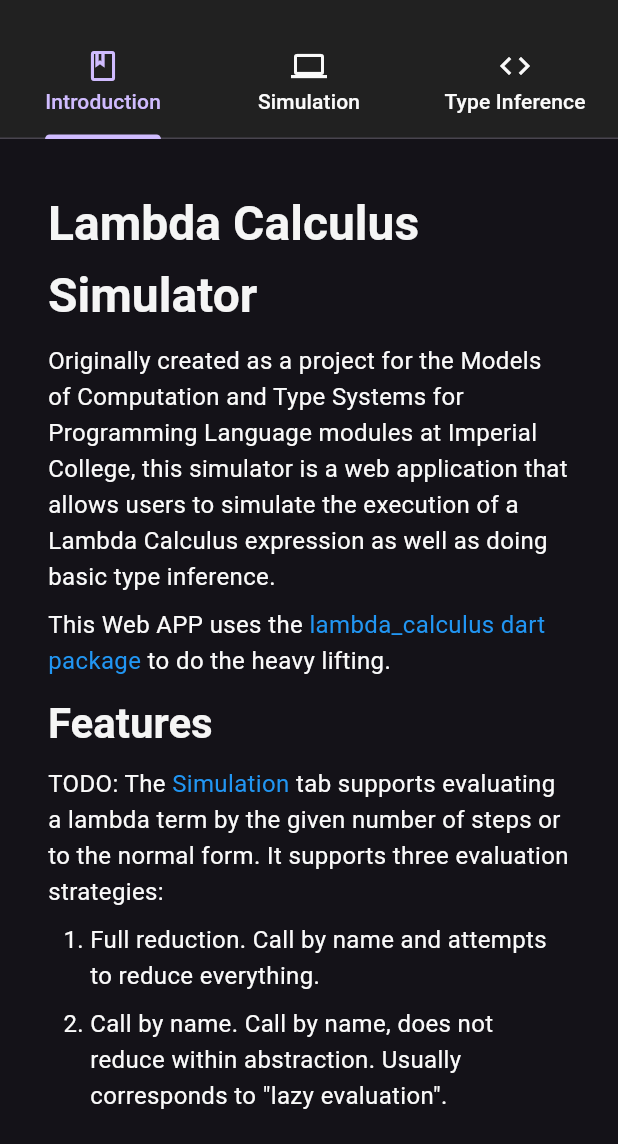
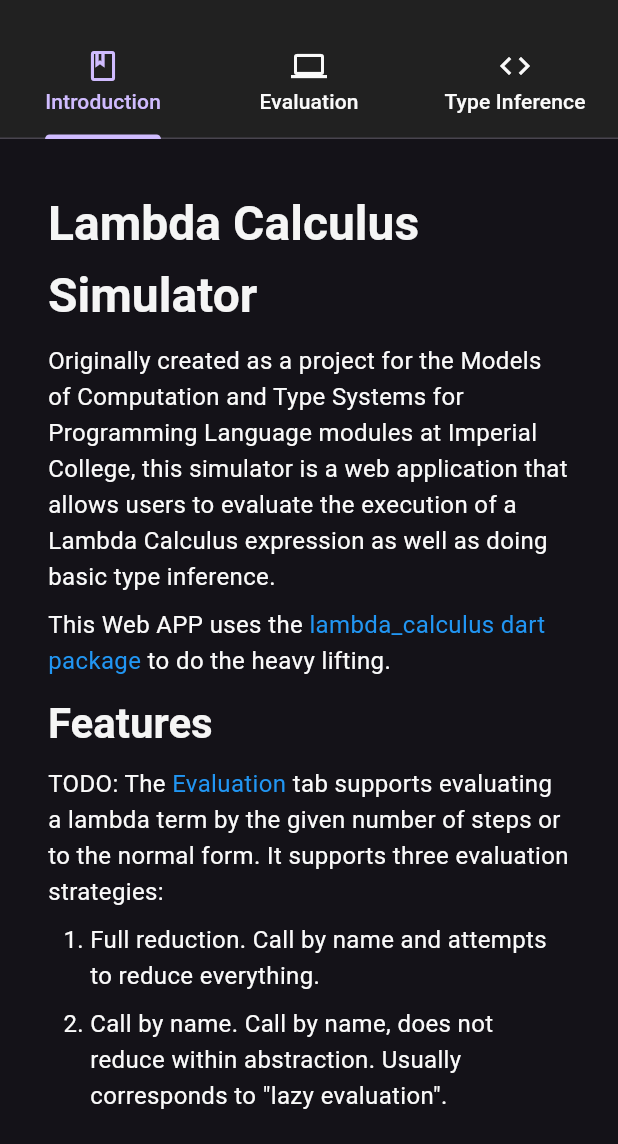
Before and after one commit to MMZK1526/lambda_calculus_front_end, a Flutter app: the screen it shows after launch, on a phone screen of 412 x 824 dp, the part 92-1236 px from its top. Run offline on Flutter 3.47's test engine with Material 2 defaults, Android fonts, the light colour scheme and no system bars; our stand-ins replace flutter_markdown; missing offline and left inert: dart:html, lambda_calculus, markdown.

Commit message:
[mmzk] (refactor) Rebrand "simulate" to "evaluate"

```diff
--- a/lib/constants/my_markdown_texts.dart
+++ b/lib/constants/my_markdown_texts.dart
@@ -5,13 +5,13 @@ class MyMarkdownTexts {
   static final introMarkdown = """
 # Lambda Calculus Simulator
 
-Originally created as a project for the Models of Computation and Type Systems for Programming Language modules at Imperial College, this simulator is a web application that allows users to simulate the execution of a Lambda Calculus expression as well as doing basic type inference.
+Originally created as a project for the Models of Computation and Type Systems for Programming Language modules at Imperial College, this simulator is a web application that allows users to evaluate the execution of a Lambda Calculus expression as well as doing basic type inference.
 
 This Web APP uses the [lambda_calculus dart package](https://pub.dev/packages/lambda_calculus) to do the heavy lifting.
 
 ## Features
 
-TODO: The [${MyText.simTab.text}](!!simulation) tab supports evaluating a lambda term by the given number of steps or to the normal form. It supports three evaluation strategies:
+TODO: The [${MyText.evalTab.text}](!!evaluation) tab supports evaluating a lambda term by the given number of steps or to the normal form. It supports three evaluation strategies:
 1. Full reduction. Call by name and attempts to reduce everything.
 2. Call by name. Call by name, does not reduce within abstraction. Usually corresponds to "lazy evaluation".
 3. Call by value. Call by value, does not reduce within abstraction. Usually corresponds to "eager evaluation".
--- a/lib/constants/my_text.dart
+++ b/lib/constants/my_text.dart
@@ -1,7 +1,7 @@
 enum MyText {
   title,
   introTab,
-  simTab,
+  evalTab,
   typeTab,
 
   typeInfer,
@@ -10,7 +10,7 @@ enum MyText {
   reset,
   confirm,
   help,
-  simulate,
+  evaluate,
   addRegister,
   resetInputs,
   startFromR0,
@@ -37,8 +37,8 @@ extension MyTextExtension on MyText {
         return 'Introduction';
       case MyText.typeTab:
         return 'Type Inference';
-      case MyText.simTab:
-        return 'Simulation';
+      case MyText.evalTab:
+        return 'Evaluation';
 
       case MyText.typeInfer:
         return 'Infer Type';
@@ -52,8 +52,8 @@ extension MyTextExtension on MyText {
         return 'Confirm';
       case MyText.help:
         return 'Help';
-      case MyText.simulate:
-        return 'Simulate';
+      case MyText.evaluate:
+        return 'Evaluate';
       case MyText.addRegister:
         return 'Add Register';
       case MyText.resetInputs:
@@ -80,7 +80,7 @@ extension MyTextExtension on MyText {
       case MyText.decodeZip:
         return 'decode.zip';
       case MyText.simlateZip:
-        return 'simulate.zip';
+        return 'evaluate.zip';
       default:
         return 'Unknown';
     }
--- a/lib/main.dart
+++ b/lib/main.dart
@@ -3,7 +3,7 @@ import 'package:lambda_calculus_front_end/constants/my_text.dart';
 import 'package:lambda_calculus_front_end/constants/my_themes.dart';
 import 'package:lambda_calculus_front_end/controllers/callback_binder.dart';
 import 'package:lambda_calculus_front_end/views/introduction_tab.dart';
-import 'package:lambda_calculus_front_end/views/simulation_tab.dart';
+import 'package:lambda_calculus_front_end/views/evaluation_tab.dart';
 import 'package:lambda_calculus_front_end/views/type_tab.dart';
 
 void main() {
@@ -45,7 +45,7 @@ class _HomePageState extends State<HomePage> with TickerProviderStateMixin {
   void initState() {
     _markdownCallbackBinder.withCurrentGroup(MyText.title.text, () {
       // Bind the markdownCallbackBinder to the tabs.
-      _markdownCallbackBinder['simulation'] = () {
+      _markdownCallbackBinder['evaluation'] = () {
         _tabController.animateTo(1);
       };
       _markdownCallbackBinder['type-inference'] = () {
@@ -78,7 +78,7 @@ class _HomePageState extends State<HomePage> with TickerProviderStateMixin {
             ),
             Tab(
               icon: const Icon(Icons.computer_outlined),
-              text: MyText.simTab.text,
+              text: MyText.evalTab.text,
             ),
             Tab(
               icon: const Icon(Icons.code_outlined),
@@ -95,7 +95,7 @@ class _HomePageState extends State<HomePage> with TickerProviderStateMixin {
             controller: _tabController,
             children: [
               IntroductionTab(markdownCallbackBinder: _markdownCallbackBinder),
-              SimulationTab(markdownCallbackBinder: _markdownCallbackBinder),
+              EvaluationTab(markdownCallbackBinder: _markdownCallbackBinder),
               TypeTab(markdownCallbackBinder: _markdownCallbackBinder),
             ],
           ),
--- a/lib/views/simulation_tab.dart
+++ b/lib/views/evaluation_tab.dart
@@ -9,19 +9,19 @@ import 'package:lambda_calculus_front_end/constants/my_themes.dart';
 import 'package:lambda_calculus_front_end/controllers/callback_binder.dart';
 import 'package:lambda_calculus_front_end/controllers/input_manager.dart';
 
-class SimulationTab extends StatefulWidget {
-  const SimulationTab({super.key, this.markdownCallbackBinder});
+class EvaluationTab extends StatefulWidget {
+  const EvaluationTab({super.key, this.markdownCallbackBinder});
 
   /// The callback binder for the [MyMarkdownBody] widgets. It determines the
   /// behaviour for custom links in the Markdown text.
   final CallbackBinder<String>? markdownCallbackBinder;
 
   @override
-  State<SimulationTab> createState() => _SimulationTabState();
+  State<EvaluationTab> createState() => _EvaluationTabState();
 }
 
-class _SimulationTabState extends State<SimulationTab>
-    with AutomaticKeepAliveClientMixin<SimulationTab> {
+class _EvaluationTabState extends State<EvaluationTab>
+    with AutomaticKeepAliveClientMixin<EvaluationTab> {
   final _lambdaInputManager = InputManager<String>();
 
   @override
@@ -45,7 +45,7 @@ class _SimulationTabState extends State<SimulationTab>
   Widget build(BuildContext context) {
     super.build(context);
 
-    final simulateData = _lambdaInputManager.data;
+    final evaluateData = _lambdaInputManager.data;
 
     return Padding(
       padding: const EdgeInsets.all(16.0),
@@ -61,7 +61,7 @@ class _SimulationTabState extends State<SimulationTab>
                     controller: _lambdaInputManager.textController,
                     decoration: InputDecoration(
                       hintText: _lambdaInputManager.currentSearchedInput != null
-                          ? '# Click "${MyText.simulate.text}" to restore the previous input'
+                          ? '# Click "${MyText.evaluate.text}" to restore the previous input'
                           : null,
                     ),
                     minLines: 7,
@@ -87,7 +87,7 @@ class _SimulationTabState extends State<SimulationTab>
                       child: Row(
                         mainAxisAlignment: MainAxisAlignment.center,
                         children: [
-                          Text(MyText.simulate.text),
+                          Text(MyText.evaluate.text),
                           const Padding(
                             padding: EdgeInsets.only(left: 12.0),
                             child: Icon(Icons.computer_outlined),
```
Also changed, not shown: lib/models/simulate_data.dart (deleted, +0 -106 lines).
